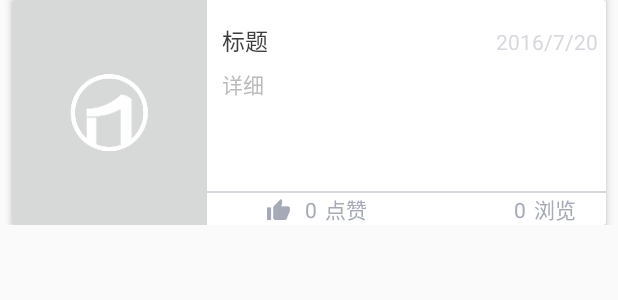
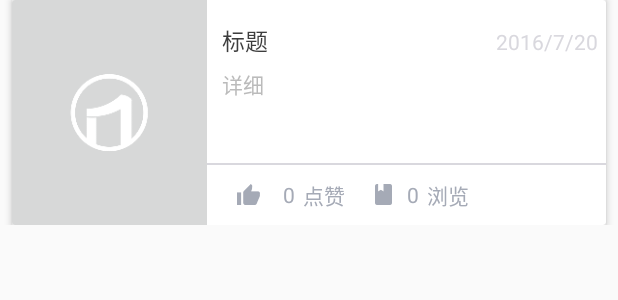
Before and after one commit to Dopins/loushi, an Android app: the layout cardview_tip.xml on its own in the app's theme, with its tools: preview values and no code run, on a phone screen of 412 x 824 dp. Shown: the top 300 px of the screen. Run offline under Robolectric (Android 15) with nearby library versions, the phone set to English and light mode, and no system bars.

Commit message:
专题子项页面

```diff
--- a/app/src/main/AndroidManifest.xml
+++ b/app/src/main/AndroidManifest.xml
@@ -45,6 +45,7 @@
 
             </activity>
         <activity android:name=".ui.activity.SearchActivity"/>
+        <activity android:name=".ui.activity.TopicItemActivity"/>
     </application>
 
 </manifest>
--- a/app/src/main/java/com/android/loushi/loushi/ui/activity/MainActivity.java
+++ b/app/src/main/java/com/android/loushi/loushi/ui/activity/MainActivity.java
@@ -9,6 +9,7 @@ import android.support.v4.view.ViewPager;
 import android.support.v7.widget.Toolbar;
 import android.view.LayoutInflater;
 import android.view.View;
+import android.widget.FrameLayout;
 import android.widget.ImageView;
 import android.widget.TabHost;
 import android.widget.TextView;
@@ -29,7 +30,6 @@ import java.util.ArrayList;
 import java.util.List;
 
 public class MainActivity extends BaseActivity {
-
     public FragmentTabHost mTabHost;
     private LayoutInflater layoutInflater;
     private Class fragmentArray[] = {SceneFragment.class,CategoryFragment.class,PersonFragment.class};
--- a/app/src/main/res/layout/cardview_tip.xml
+++ b/app/src/main/res/layout/cardview_tip.xml
@@ -3,146 +3,122 @@
     xmlns:card_view="http://schemas.android.com/apk/res-auto"
     android:layout_width="match_parent"
     android:layout_height="150dp">
-
-    <android.support.v7.widget.CardView xmlns:android="http://schemas.android.com/apk/res/android"
-        android:layout_width="match_parent"
-        android:layout_height="match_parent"
+    <android.support.v7.widget.CardView
+        xmlns:android="http://schemas.android.com/apk/res/android"
+        card_view:cardCornerRadius="2dp"
+        card_view:cardElevation="3dp"
         android:layout_marginLeft="8dp"
         android:layout_marginRight="8dp"
-        card_view:cardCornerRadius="2dp"
-        card_view:cardElevation="3dp">
-
+        android:layout_width="match_parent"
+        android:layout_height="match_parent">
         <LinearLayout
+            android:orientation="horizontal"
             android:layout_width="match_parent"
-            android:layout_height="match_parent"
-            android:orientation="horizontal">
-
+            android:layout_height="match_parent">
             <ImageView
                 android:id="@+id/card_image"
+                android:background="@drawable/loading_middle"
+                android:scaleType="fitXY"
                 android:layout_width="130dp"
-                android:layout_height="150dp"
-                android:background="@drawable/loading_middle"
-                android:scaleType="fitXY" />
-
+                android:layout_height="150dp" />
             <LinearLayout
+                android:orientation="vertical"
+                android:paddingTop="15dp"
                 android:layout_width="0dp"
-                android:layout_height="match_parent"
                 android:layout_weight="1"
-                android:orientation="vertical"
-                android:paddingTop="15dp">
+                android:layout_height="match_parent">
+                <LinearLayout
+                    android:orientation="horizontal"
+                    android:layout_width="match_parent"
+                    android:layout_height="30dp">
+                    <TextView
+                        android:id="@+id/card_title"
+                        android:textSize="15sp"
+                        android:text="标题"
+                        android:maxLines="1"
+                        android:ellipsize="end"
+                        android:layout_marginLeft="10dp"
+                        android:textColor="@color/colorTitle"
+                        android:layout_width="110dp"
+                        android:layout_height="wrap_content" />
+                    <View
+                        android:layout_weight="1"
+                        android:layout_width="0dp"
+                        android:layout_height="wrap_content"/>
+                    <TextView
+                        android:id="@id/date"
+                        android:text="2016/7/20"
+                        android:layout_marginRight="5dp"
+                        android:textColor="@color/colorDate"
+                        android:layout_width="wrap_content"
+                        android:layout_height="wrap_content" />
+                </LinearLayout>
+                <TextView
+                    android:maxLines="2"
+                    android:ellipsize="end"
+                    android:textColor="@color/colorDetail"
+                    android:layout_marginRight="5dp"
+                    android:layout_marginLeft="10dp"
+                    android:text="详细"
+                    android:layout_width="match_parent"
+                    android:layout_weight="1"
+                    android:layout_height="0dp" />
+                <View
+                    android:background="@color/colorLine"
+                    android:layout_width="match_parent"
+                    android:layout_height="1dp"/>
 
                 <LinearLayout
+                    android:paddingLeft="20dp"
+                    android:orientation="horizontal"
                     android:layout_width="match_parent"
-                    android:layout_height="30dp"
-                    android:orientation="horizontal">
+                    android:layout_height="40dp">
+                    <CheckBox
+                        android:id="@+id/checkbox_prefer"
+                        android:layout_gravity="center"
+                        android:layout_marginRight="15dp"
+                        android:button="@drawable/selector_checkbox"
+                        android:layout_width="wrap_content"
+                        android:layout_height="wrap_content" />
+                    <TextView
+                        android:id="@+id/num_prefer"
+                        android:text="0"
+                        android:layout_gravity="center"
+                        android:textColor="@color/colorWatch"
+                        android:layout_marginRight="5dp"
+                        android:layout_width="wrap_content"
+                        android:layout_height="wrap_content" />
+                    <TextView
+                        android:text="点赞"
+                        android:layout_gravity="center"
+                        android:textColor="@color/colorWatch"
+                        android:layout_width="wrap_content"
+                        android:layout_height="wrap_content" />
 
+                    <ImageView
+                        android:id="@+id/image_watch"
+                        android:background="@drawable/view"
+                        android:layout_gravity="center"
+                        android:layout_marginLeft="20dp"
+                        android:layout_marginRight="10dp"
+                        android:layout_width="wrap_content"
+                        android:layout_height="wrap_content" />
                     <TextView
-                        android:id="@+id/card_title"
-                        android:layout_width="110dp"
-                        android:layout_height="wrap_content"
-                        android:layout_marginLeft="10dp"
-                        android:ellipsize="end"
-                        android:maxLines="1"
-                        android:text="标题"
-                        android:textColor="@color/colorTitle"
-                        android:textSize="15sp" />
-
-                    <View
-                        android:layout_width="0dp"
-                        android:layout_height="wrap_content"
-                        android:layout_weight="1" />
-
+                        android:id="@+id/num_watch"
+                        android:text="0"
+                        android:textColor="@color/colorWatch"
+                        android:layout_marginRight="5dp"
+                        android:layout_gravity="center"
+                        android:layout_width="wrap_content"
+                        android:layout_height="wrap_content" />
                     <TextView
-                        android:id="@id/date"
+                        android:text="浏览"
+                        android:layout_gravity="center"
+                        android:textColor="@color/colorWatch"
                         android:layout_width="wrap_content"
-                        android:layout_height="wrap_content"
-                        android:layout_marginRight="5dp"
-                        android:text="2016/7/20"
-                        android:textColor="@color/colorDate" />
+                        android:layout_height="wrap_content" />
                 </LinearLayout>
 
-                <TextView
-                    android:layout_width="match_parent"
-                    android:layout_height="0dp"
-                    android:layout_marginLeft="10dp"
-                    android:layout_marginRight="5dp"
-                    android:layout_weight="1"
-                    android:ellipsize="end"
-                    android:maxLines="2"
-                    android:text="详细"
-                    android:textColor="@color/colorDetail" />
-
-                <View
-                    android:layout_width="match_parent"
-                    android:layout_height="1dp"
-                    android:background="@color/colorLine" />
-
-                <LinearLayout
-                    android:layout_width="match_parent"
-                    android:layout_height="wrap_content"
-                    android:orientation="horizontal"
-                    android:paddingLeft="20dp">
-
-                    <View
-                        android:layout_width="0dp"
-                        android:layout_height="0dp"
-                        android:layout_weight="1" />
-
-                    <LinearLayout
-                        android:layout_width="match_parent"
-                        android:layout_height="wrap_content"
-                        android:orientation="horizontal"
-                        android:paddingLeft="20dp"
-                        android:paddingRight="20dp">
-
-                        <CheckBox
-                            android:id="@+id/checkbox_prefer"
-                            android:layout_width="20dp"
-                            android:layout_height="20dp"
-                            android:layout_marginRight="5dp"
-                            android:button="@drawable/selector_checkbox" />
-
-                        <TextView
-                            android:id="@+id/num_prefer"
-                            android:layout_width="wrap_content"
-                            android:layout_height="wrap_content"
-                            android:layout_marginRight="5dp"
-                            android:text="0"
-                            android:textColor="@color/colorWatch" />
-
-                        <TextView
-                            android:layout_width="wrap_content"
-                            android:layout_height="wrap_content"
-                            android:text="点赞"
-                            android:textColor="@color/colorWatch" />
-
-                        <View
-                            android:layout_width="0dp"
-                            android:layout_height="0dp"
-                            android:layout_weight="1" />
-
-                        <ImageView
-                            android:id="@+id/image_watch"
-                            android:layout_width="20dp"
-                            android:layout_height="20dp"
-                            android:layout_marginRight="5dp" />
-
-                        <TextView
-                            android:id="@+id/num_watch"
-                            android:layout_width="wrap_content"
-                            android:layout_height="wrap_content"
-                            android:layout_marginRight="5dp"
-                            android:text="0"
-                            android:textColor="@color/colorWatch" />
-
-                        <TextView
-                            android:layout_width="wrap_content"
-                            android:layout_height="wrap_content"
-                            android:text="浏览"
-                            android:textColor="@color/colorWatch" />
-                    </LinearLayout>
-
-                </LinearLayout>
             </LinearLayout>
         </LinearLayout>
     </android.support.v7.widget.CardView>
--- a/app/src/main/res/layout/cardview_topic.xml
+++ b/app/src/main/res/layout/cardview_topic.xml
@@ -54,6 +54,7 @@
                         android:layout_height="wrap_content" />
                 </LinearLayout>
                 <TextView
+                    android:id="@+id/card_detail"
                     android:maxLines="2"
                     android:ellipsize="end"
                     android:textColor="@color/colorDetail"
```
Also changed, not shown: app/src/main/java/com/android/loushi/loushi/adapter/TopicItemRecycleViewAdapter.java (added, +124 -0 lines), app/src/main/java/com/android/loushi/loushi/ui/activity/TopicItemActivity.java (added, +108 -0 lines), app/src/main/java/com/android/loushi/loushi/ui/fragment/TipsFragment.java (+52 -9 lines), app/src/main/java/com/android/loushi/loushi/ui/fragment/TopicFragment.java (+15 -0 lines), app/src/main/java/com/android/loushi/loushi/ui/fragment/TopicItemFragment.java (added, +42 -0 lines), app/src/main/res/layout/activity_topic_item.xml (added, +47 -0 lines).
